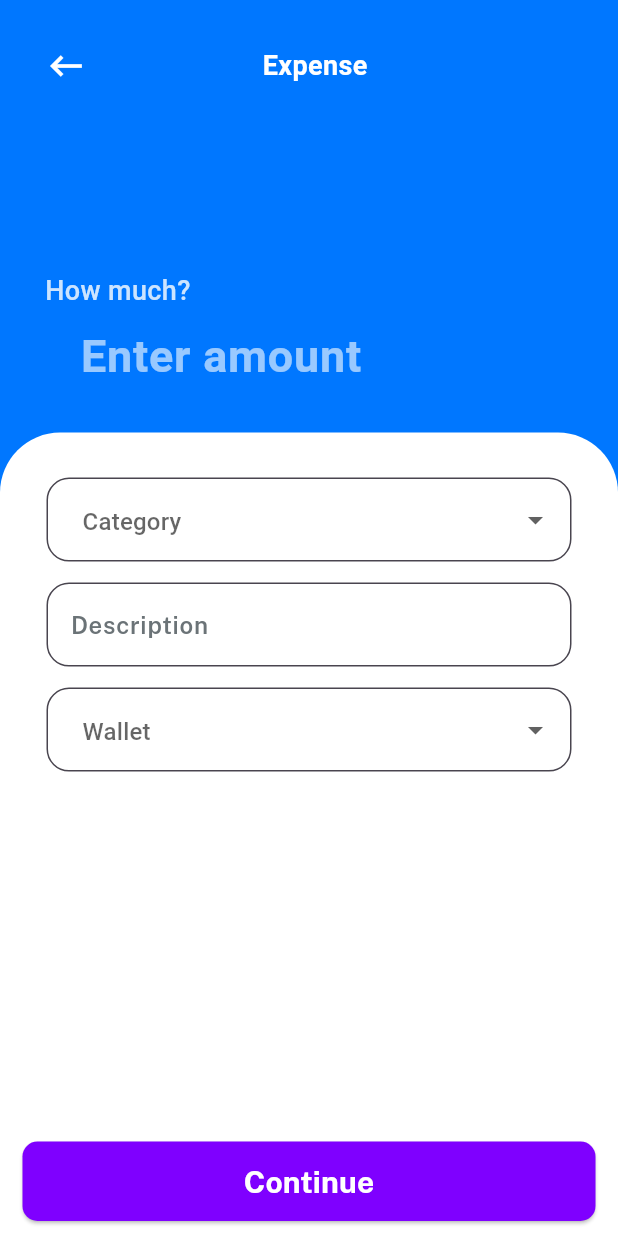
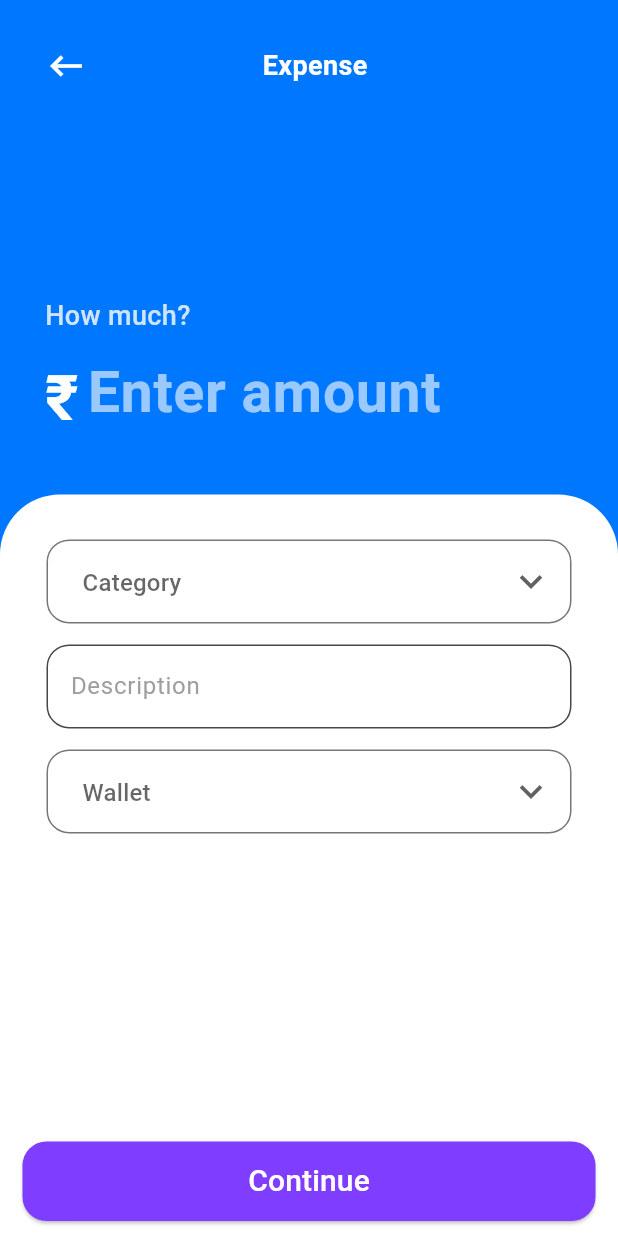
Before and after one commit to SanchitDang/CipherSchools-Flutter-Assignment, a Flutter app: the AddExpense screen opened directly, on a phone screen of 412 x 824 dp. Run offline on Flutter 3.47's test engine with Material 3 defaults, Android fonts, the phone set to English and light mode, and no system bars; our stand-ins replace cloud_firestore, firebase_auth, firebase_core, get, shared_preferences; accounts and stored records are empty.

Commit message:
add expense/income UI enhanced

```diff
--- a/lib/common widgets/custom_dropdown.dart
+++ b/lib/common widgets/custom_dropdown.dart
@@ -24,17 +24,16 @@ class _CustomDropdownState extends State<CustomDropdown> {
     return Padding(
       padding: const EdgeInsets.symmetric(horizontal: 16),
       child: DropdownButtonFormField<String>(
+        icon: const Icon(Icons.keyboard_arrow_down, size: 30,),
         decoration: InputDecoration(
           hintText: widget.hint,
-          hintStyle: const TextStyle(fontFamily: semibold, color: fontGrey),
-          filled: true,
-          fillColor: whiteColor,
+          hintStyle: const TextStyle( fontWeight: FontWeight.w400, color: Colors.grey),
           border: OutlineInputBorder(
             borderRadius: BorderRadius.circular(15),
-            borderSide: const BorderSide(color: fontGrey),
+            borderSide: BorderSide(color: Colors.grey.shade50, width: 0.4), // Adjust the width here
           ),
           contentPadding:
-              const EdgeInsets.symmetric(horizontal: 20, vertical: 16),
+          const EdgeInsets.symmetric(horizontal: 20, vertical: 16),
         ),
         value: _selectedItem,
         onChanged: (String? newValue) {
@@ -48,11 +47,12 @@ class _CustomDropdownState extends State<CustomDropdown> {
             value: value,
             child: Text(
               value,
-              style: const TextStyle(fontFamily: semibold),
+              style: const TextStyle(fontWeight: FontWeight.w400),
             ),
           );
         }).toList(),
       ),
     );
   }
+
 }
--- a/lib/common widgets/custom_text_field.dart
+++ b/lib/common widgets/custom_text_field.dart
@@ -27,12 +27,14 @@ class _CustomTextFieldState extends State<CustomTextField> {
         controller: widget.controller,
         obscureText: _obscureText,
         decoration: InputDecoration(
+
           hintText: widget.hint,
-          hintStyle: const TextStyle(fontFamily: semibold, color: fontGrey),
+          hintStyle: const TextStyle( fontWeight: FontWeight.w400, color: Colors.grey),
           filled: true,
           fillColor: whiteColor,
-          border: const OutlineInputBorder(
-            borderRadius: BorderRadius.all(Radius.circular(15)),
+          border: OutlineInputBorder(
+            borderRadius: BorderRadius.circular(15),
+            borderSide: BorderSide(color: Colors.grey.shade50, width: 0.4), // Adjust the width here
           ),
           suffixIcon: widget.showVisibilityIcon ?? false
               ? IconButton(
--- a/lib/common widgets/login_button.dart
+++ b/lib/common widgets/login_button.dart
@@ -6,14 +6,14 @@ Widget loginButton(onPress, String? title) {
   return ElevatedButton(
       style: ElevatedButton.styleFrom(
           shape: const RoundedRectangleBorder(
-              borderRadius: BorderRadius.all(Radius.circular(10))),
-          backgroundColor: const Color(0xff7f00ff),
+              borderRadius: BorderRadius.all(Radius.circular(16))),
+          backgroundColor: const Color(0xff7F3DFF),
           padding: const EdgeInsets.all(12)),
       onPressed: onPress,
       child: Text(
         title!,
         style:
-            const TextStyle(fontFamily: bold, color: whiteColor, fontSize: 20),
+            const TextStyle( color: Colors.white, fontSize: 20),
       ));
 }
 
--- a/lib/screens/transactions/add_expense.dart
+++ b/lib/screens/transactions/add_expense.dart
@@ -67,7 +67,7 @@ class _AddExpenseState extends State<AddExpense> {
               ),
             ),
             Positioned(
-              top: MediaQuery.of(context).size.height * 0.22,
+              top: MediaQuery.of(context).size.height * 0.24,
               left: 0,
               right: 0,
               child: Padding(
@@ -83,17 +83,31 @@ class _AddExpenseState extends State<AddExpense> {
                         fontWeight: FontWeight.w500,
                       ),
                     ),
-                    TextField(
+                    Row(
+                      crossAxisAlignment: CrossAxisAlignment.center,
+                      children: [
+                        const Padding(
+                          padding: EdgeInsets.fromLTRB(0,8,6,0),
+                          child: Text(
+                            "₹",
+                            style: TextStyle(
+                              color: Colors.white,
+                              fontSize: 42,
+                              fontWeight: FontWeight.bold,
+                            ),
+                          ),
+                        ),
+                        Expanded(
+                          child: TextField(
                             controller: amountController,
                             keyboardType: TextInputType.number,
                             style: const TextStyle(
                               color: Colors.white,
-                        fontSize: 30,
+                              fontSize: 40,
                               fontWeight: FontWeight.bold,
                             ),
                             decoration: InputDecoration(
                               border: InputBorder.none,
-                        prefixText: '₹ ',
                               prefixStyle: const TextStyle(
                                 color: Colors.white,
                                 fontSize: 30,
@@ -102,17 +116,20 @@ class _AddExpenseState extends State<AddExpense> {
                               hintText: 'Enter amount',
                               hintStyle: TextStyle(
                                 color: Colors.white.withOpacity(0.6),
-                          fontSize: 30,
+                                fontSize: 38,
                                 fontWeight: FontWeight.bold,
                               ),
                             ),
+                          ),
+                        ),
+                      ],
                     ),
                   ],
                 ),
               ),
             ),
             Positioned(
-              top: MediaQuery.of(context).size.height * 0.35,
+              top: MediaQuery.of(context).size.height * 0.40,
               left: 0,
               right: 0,
               bottom: 0,
```
Also changed, not shown: lib/screens/transactions/add_income.dart (+23 -6 lines). Lines whose indentation alone changed are shown as unchanged.
